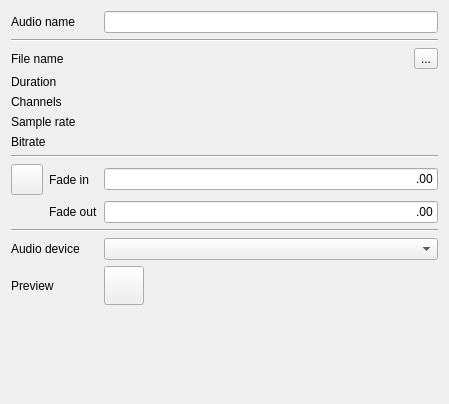
Old version of the form ui/src/audioeditor.ui in the repository mcallegari/qlcplus.
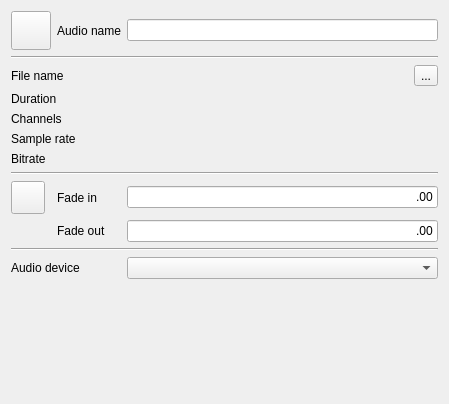
New version of the form. Icons and pictures are not drawn.

Commit message: UI: changed Audio/Video editor preview to conform to the other editors

The edit to the form file:
```diff
--- a/ui/src/audioeditor.ui
+++ b/ui/src/audioeditor.ui
@@ -16,15 +16,8 @@
   <layout class="QGridLayout" name="gridLayout">
    <item row="0" column="0">
     <layout class="QGridLayout" name="gridLayout_2">
-     <item row="7" column="0" colspan="4">
-      <widget class="Line" name="line_2">
-       <property name="orientation">
-        <enum>Qt::Horizontal</enum>
-       </property>
-      </widget>
-     </item>
-     <item row="6" column="2" colspan="2">
-      <widget class="QLabel" name="m_bitrateLabel">
+     <item row="3" column="4" colspan="2">
+      <widget class="QLabel" name="m_durationLabel">
        <property name="font">
         <font>
          <weight>75</weight>
@@ -36,14 +29,8 @@
        </property>
       </widget>
      </item>
-     <item row="2" column="2">
-      <widget class="QLabel" name="m_filenameLabel">
-       <property name="sizePolicy">
-        <sizepolicy hsizetype="Expanding" vsizetype="Preferred">
-         <horstretch>0</horstretch>
-         <verstretch>0</verstretch>
-        </sizepolicy>
-       </property>
+     <item row="5" column="4" colspan="2">
+      <widget class="QLabel" name="m_srateLabel">
        <property name="font">
         <font>
          <weight>75</weight>
@@ -53,57 +40,9 @@
        <property name="text">
         <string/>
        </property>
-       <property name="wordWrap">
-        <bool>true</bool>
-       </property>
       </widget>
      </item>
-     <item row="8" column="1">
-      <widget class="QLabel" name="label_6">
-       <property name="text">
-        <string>Fade in</string>
-       </property>
-      </widget>
-     </item>
-     <item row="9" column="1">
-      <widget class="QLabel" name="label_7">
-       <property name="text">
-        <string>Fade out</string>
-       </property>
-      </widget>
-     </item>
-     <item row="2" column="0" colspan="2">
-      <widget class="QLabel" name="label_5">
-       <property name="text">
-        <string>File name</string>
-       </property>
-      </widget>
-     </item>
-     <item row="8" column="0">
-      <widget class="QToolButton" name="m_speedDialButton">
-       <property name="icon">
-        <iconset resource="qlcui.qrc">
-         <normaloff>:/speed.png</normaloff>:/speed.png</iconset>
-       </property>
-       <property name="iconSize">
-        <size>
-         <width>24</width>
-         <height>24</height>
-        </size>
-       </property>
-       <property name="checkable">
-        <bool>true</bool>
-       </property>
-      </widget>
-     </item>
-     <item row="2" column="3">
-      <widget class="QToolButton" name="m_fileButton">
-       <property name="text">
-        <string notr="true">...</string>
-       </property>
-      </widget>
-     </item>
-     <item row="0" column="0" colspan="2">
+     <item row="0" column="1" colspan="3">
       <widget class="QLabel" name="m_nameLabel">
        <property name="sizePolicy">
         <sizepolicy hsizetype="Maximum" vsizetype="Preferred">
@@ -116,42 +55,168 @@
        </property>
       </widget>
      </item>
-     <item row="3" column="0" colspan="2">
-      <widget class="QLabel" name="label">
+     <item row="2" column="5">
+      <widget class="QToolButton" name="m_fileButton">
        <property name="text">
-        <string>Duration</string>
+        <string notr="true">...</string>
        </property>
       </widget>
      </item>
-     <item row="4" column="0" colspan="2">
-      <widget class="QLabel" name="label_4">
+     <item row="11" column="0" colspan="4">
+      <widget class="QLabel" name="label_9">
        <property name="text">
-        <string>Channels</string>
+        <string>Audio device</string>
        </property>
       </widget>
      </item>
-     <item row="6" column="0" colspan="2">
+     <item row="9" column="1" colspan="3">
+      <widget class="QLabel" name="label_7">
+       <property name="text">
+        <string>Fade out</string>
+       </property>
+      </widget>
+     </item>
+     <item row="2" column="4">
+      <widget class="QLabel" name="m_filenameLabel">
+       <property name="sizePolicy">
+        <sizepolicy hsizetype="Expanding" vsizetype="Preferred">
+         <horstretch>0</horstretch>
+         <verstretch>0</verstretch>
+        </sizepolicy>
+       </property>
+       <property name="font">
+        <font>
+         <weight>75</weight>
+         <bold>true</bold>
+        </font>
+       </property>
+       <property name="text">
+        <string/>
+       </property>
+       <property name="wordWrap">
+        <bool>true</bool>
+       </property>
+      </widget>
+     </item>
+     <item row="8" column="4" colspan="2">
+      <widget class="QLineEdit" name="m_fadeInEdit">
+       <property name="text">
+        <string notr="true">.00</string>
+       </property>
+       <property name="alignment">
+        <set>Qt::AlignRight|Qt::AlignTrailing|Qt::AlignVCenter</set>
+       </property>
+      </widget>
+     </item>
+     <item row="0" column="4" colspan="2">
+      <widget class="QLineEdit" name="m_nameEdit">
+       <property name="toolTip">
+        <string>Name of the function being edited</string>
+       </property>
+      </widget>
+     </item>
+     <item row="4" column="4" colspan="2">
+      <widget class="QLabel" name="m_channelsLabel">
+       <property name="font">
+        <font>
+         <weight>75</weight>
+         <bold>true</bold>
+        </font>
+       </property>
+       <property name="text">
+        <string/>
+       </property>
+      </widget>
+     </item>
+     <item row="6" column="4" colspan="2">
+      <widget class="QLabel" name="m_bitrateLabel">
+       <property name="font">
+        <font>
+         <weight>75</weight>
+         <bold>true</bold>
+        </font>
+       </property>
+       <property name="text">
+        <string/>
+       </property>
+      </widget>
+     </item>
+     <item row="11" column="4" colspan="2">
+      <widget class="QComboBox" name="m_audioDevCombo"/>
+     </item>
+     <item row="6" column="0" colspan="4">
       <widget class="QLabel" name="label_2">
        <property name="text">
         <string>Bitrate</string>
        </property>
       </widget>
      </item>
-     <item row="5" column="0" colspan="2">
+     <item row="9" column="4" colspan="2">
+      <widget class="QLineEdit" name="m_fadeOutEdit">
+       <property name="text">
+        <string notr="true">.00</string>
+       </property>
+       <property name="alignment">
+        <set>Qt::AlignRight|Qt::AlignTrailing|Qt::AlignVCenter</set>
+       </property>
+      </widget>
+     </item>
+     <item row="0" column="0">
+      <widget class="QToolButton" name="m_previewButton">
+       <property name="toolTip">
+        <string>Play the audio file</string>
+       </property>
+       <property name="icon">
+        <iconset resource="qlcui.qrc">
+         <normaloff>:/player_play.png</normaloff>:/player_play.png</iconset>
+       </property>
+       <property name="iconSize">
+        <size>
+         <width>32</width>
+         <height>32</height>
+        </size>
+       </property>
+       <property name="checkable">
+        <bool>true</bool>
+       </property>
+      </widget>
+     </item>
+     <item row="1" column="0" colspan="6">
+      <widget class="Line" name="line">
+       <property name="orientation">
+        <enum>Qt::Horizontal</enum>
+       </property>
+      </widget>
+     </item>
+     <item row="4" column="0" colspan="4">
+      <widget class="QLabel" name="label_4">
+       <property name="text">
+        <string>Channels</string>
+       </property>
+      </widget>
+     </item>
+     <item row="5" column="0" colspan="4">
       <widget class="QLabel" name="label_3">
        <property name="text">
         <string>Sample rate</string>
        </property>
       </widget>
      </item>
-     <item row="10" column="0" colspan="4">
-      <widget class="Line" name="line_3">
+     <item row="3" column="0" colspan="4">
+      <widget class="QLabel" name="label">
+       <property name="text">
+        <string>Duration</string>
+       </property>
+      </widget>
+     </item>
+     <item row="7" column="0" colspan="6">
+      <widget class="Line" name="line_2">
        <property name="orientation">
         <enum>Qt::Horizontal</enum>
        </property>
       </widget>
      </item>
-     <item row="13" column="0" colspan="4">
+     <item row="12" column="0" colspan="6">
       <spacer name="verticalSpacer">
        <property name="orientation">
         <enum>Qt::Vertical</enum>
@@ -164,96 +229,26 @@
        </property>
       </spacer>
      </item>
-     <item row="1" column="0" colspan="4">
-      <widget class="Line" name="line">
-       <property name="orientation">
-        <enum>Qt::Horizontal</enum>
-       </property>
-      </widget>
-     </item>
-     <item row="5" column="2" colspan="2">
-      <widget class="QLabel" name="m_srateLabel">
-       <property name="font">
-        <font>
-         <weight>75</weight>
-         <bold>true</bold>
-        </font>
-       </property>
+     <item row="2" column="0" colspan="4">
+      <widget class="QLabel" name="label_5">
        <property name="text">
-        <string/>
+        <string>File name</string>
        </property>
       </widget>
      </item>
-     <item row="4" column="2" colspan="2">
-      <widget class="QLabel" name="m_channelsLabel">
-       <property name="font">
-        <font>
-         <weight>75</weight>
-         <bold>true</bold>
-        </font>
-       </property>
-       <property name="text">
-        <string/>
-       </property>
-      </widget>
-     </item>
-     <item row="8" column="2" colspan="2">
-      <widget class="QLineEdit" name="m_fadeInEdit">
-       <property name="text">
-        <string notr="true">.00</string>
-       </property>
-       <property name="alignment">
-        <set>Qt::AlignRight|Qt::AlignTrailing|Qt::AlignVCenter</set>
-       </property>
-      </widget>
-     </item>
-     <item row="0" column="2" colspan="2">
-      <widget class="QLineEdit" name="m_nameEdit">
+     <item row="8" column="0">
+      <widget class="QToolButton" name="m_speedDialButton">
        <property name="toolTip">
         <string>Name of the function being edited</string>
        </property>
-      </widget>
-     </item>
-     <item row="9" column="2" colspan="2">
-      <widget class="QLineEdit" name="m_fadeOutEdit">
-       <property name="text">
-        <string notr="true">.00</string>
-       </property>
-       <property name="alignment">
-        <set>Qt::AlignRight|Qt::AlignTrailing|Qt::AlignVCenter</set>
-       </property>
-      </widget>
-     </item>
-     <item row="12" column="0" colspan="2">
-      <widget class="QLabel" name="label_8">
-       <property name="text">
-        <string>Preview</string>
-       </property>
-      </widget>
-     </item>
-     <item row="3" column="2" colspan="2">
-      <widget class="QLabel" name="m_durationLabel">
-       <property name="font">
-        <font>
-         <weight>75</weight>
-         <bold>true</bold>
-        </font>
-       </property>
-       <property name="text">
-        <string/>
-       </property>
-      </widget>
-     </item>
-     <item row="12" column="2">
-      <widget class="QToolButton" name="m_previewButton">
        <property name="icon">
         <iconset resource="qlcui.qrc">
          <normaloff>:/player_play.png</normaloff>:/player_play.png</iconset>
        </property>
        <property name="iconSize">
         <size>
-         <width>32</width>
-         <height>32</height>
+         <width>26</width>
+         <height>26</height>
         </size>
        </property>
        <property name="checkable">
@@ -261,15 +256,19 @@
        </property>
       </widget>
      </item>
-     <item row="11" column="0" colspan="2">
-      <widget class="QLabel" name="label_9">
+     <item row="8" column="1" colspan="3">
+      <widget class="QLabel" name="label_6">
        <property name="text">
-        <string>Audio device</string>
+        <string>Fade in</string>
        </property>
       </widget>
      </item>
-     <item row="11" column="2" colspan="2">
-      <widget class="QComboBox" name="m_audioDevCombo"/>
+     <item row="10" column="0" colspan="6">
+      <widget class="Line" name="line_3">
+       <property name="orientation">
+        <enum>Qt::Horizontal</enum>
+       </property>
+      </widget>
      </item>
     </layout>
    </item>
```
Left out of the diff: 4 changed lines with no effect on the pictures. The commit also changes 1 other file.
